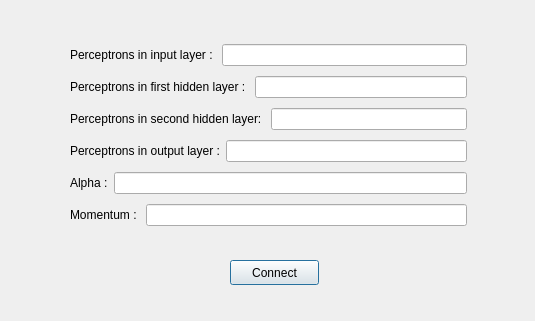
Above: mkneuraldialog.ui from MATF-RS19/RS018-miniknime before the change. Below: the same form after it.
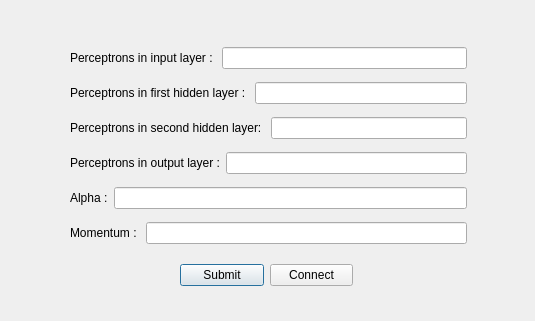
That is the form after the change.

What changed in the file:
```diff
--- a/mkneuraldialog.ui
+++ b/mkneuraldialog.ui
@@ -13,26 +13,13 @@
   <property name="windowTitle">
    <string>Dialog</string>
   </property>
-  <widget class="QPushButton" name="connectButton">
-   <property name="geometry">
-    <rect>
-     <x>230</x>
-     <y>260</y>
-     <width>89</width>
-     <height>25</height>
-    </rect>
-   </property>
-   <property name="text">
-    <string>Connect</string>
-   </property>
-  </widget>
-  <widget class="QWidget" name="">
+  <widget class="QWidget" name="layoutWidget">
    <property name="geometry">
     <rect>
      <x>70</x>
      <y>40</y>
      <width>397</width>
-     <height>194</height>
+     <height>212</height>
     </rect>
    </property>
    <layout class="QVBoxLayout" name="verticalLayout">
@@ -122,6 +109,32 @@
     </item>
    </layout>
   </widget>
+  <widget class="QWidget" name="">
+   <property name="geometry">
+    <rect>
+     <x>180</x>
+     <y>260</y>
+     <width>173</width>
+     <height>30</height>
+    </rect>
+   </property>
+   <layout class="QHBoxLayout" name="horizontalLayout_7">
+    <item>
+     <widget class="QPushButton" name="submitButton">
+      <property name="text">
+       <string>Submit</string>
+      </property>
+     </widget>
+    </item>
+    <item>
+     <widget class="QPushButton" name="connectButton">
+      <property name="text">
+       <string>Connect</string>
+      </property>
+     </widget>
+    </item>
+   </layout>
+  </widget>
  </widget>
  <resources/>
  <connections/>
```
Left out of the diff: 12 changed lines with no effect on the pictures.
